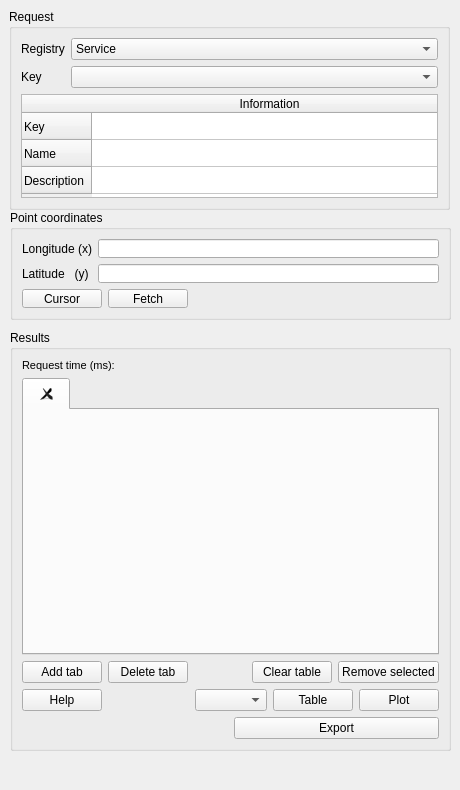
kartoza/GeoContextQGISPlugin, file widgets/GeoContextQGISPlugin_dockwidget_base.ui: the form before one commit.
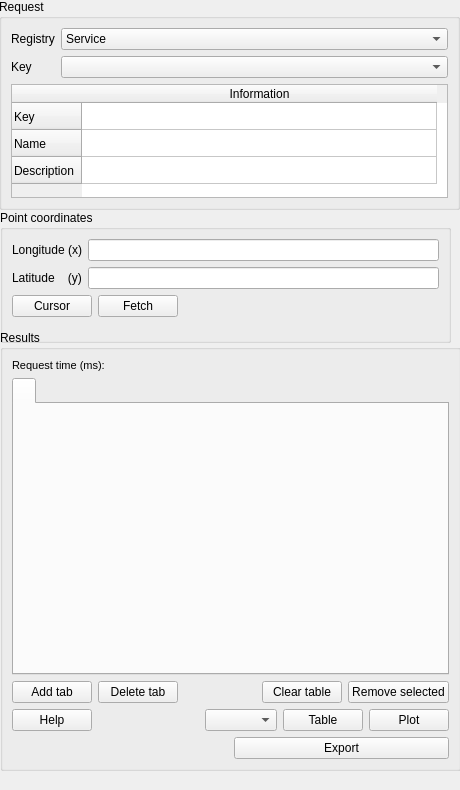
The form after the commit. Icons and pictures are not drawn. Custom widgets are drawn as their Qt base class.

Diff of the .ui file:
```diff
--- a/widgets/GeoContextQGISPlugin_dockwidget_base.ui
+++ b/widgets/GeoContextQGISPlugin_dockwidget_base.ui
@@ -17,10 +17,10 @@
    <widget class="QGroupBox" name="gbResults">
     <property name="geometry">
      <rect>
-      <x>10</x>
+      <x>0</x>
       <y>330</y>
-      <width>441</width>
-      <height>421</height>
+      <width>461</width>
+      <height>441</height>
      </rect>
     </property>
     <property name="title">
@@ -51,7 +51,7 @@
         <bool>false</bool>
        </property>
        <property name="tabsClosable">
-        <bool>true</bool>
+        <bool>false</bool>
        </property>
        <widget class="QWidget" name="tabResultsTab">
         <attribute name="title">
@@ -170,10 +170,10 @@
    <widget class="QGroupBox" name="gbPointCoor">
     <property name="geometry">
      <rect>
-      <x>10</x>
+      <x>0</x>
       <y>210</y>
-      <width>441</width>
-      <height>110</height>
+      <width>451</width>
+      <height>133</height>
      </rect>
     </property>
     <property name="title">
@@ -206,7 +206,7 @@
      <item row="1" column="0">
       <widget class="QLabel" name="lblLat">
        <property name="text">
-        <string>Latitude   (y)</string>
+        <string>Latitude    (y)</string>
        </property>
       </widget>
      </item>
@@ -216,7 +216,7 @@
         <bool>true</bool>
        </property>
        <property name="readOnly">
-        <bool>true</bool>
+        <bool>false</bool>
        </property>
        <property name="qgisRelation" stdset="0">
         <string notr="true"/>
@@ -259,10 +259,10 @@
    <widget class="QGroupBox" name="gbRequest">
     <property name="geometry">
      <rect>
-      <x>9</x>
-      <y>9</y>
-      <width>441</width>
-      <height>201</height>
+      <x>-1</x>
+      <y>-1</y>
+      <width>461</width>
+      <height>211</height>
      </rect>
     </property>
     <property name="title">
```
Left out of the diff: 54 changed lines with no effect on the pictures.
